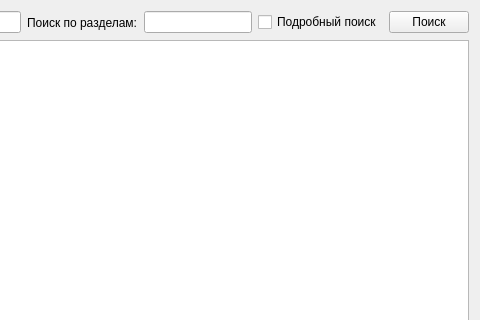
This is qRutrGui/mainwindow.ui in LostGuard/qRutrViewer as Qt 5 draws it before an edit; both pictures show x 542 to 1022 and y 0 to 320 of the 1022 by 724 pixel window. The edited form follows.
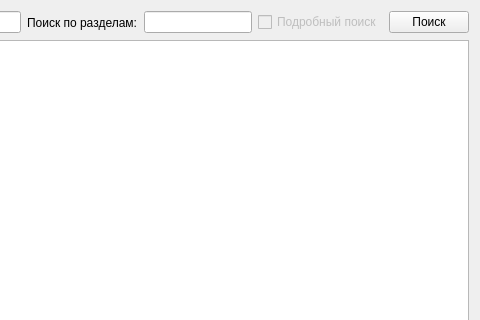
This is the edited form. Icons and pictures are not drawn.

Diff of the .ui file:
```diff
--- a/qRutrGui/mainwindow.ui
+++ b/qRutrGui/mainwindow.ui
@@ -50,6 +50,9 @@
       </item>
       <item>
        <widget class="QCheckBox" name="detailedSearchCheckBox">
+        <property name="enabled">
+         <bool>false</bool>
+        </property>
         <property name="text">
          <string>Подробный поиск</string>
         </property>
```
Left out of the diff: 6 changed lines with no effect on the pictures.
